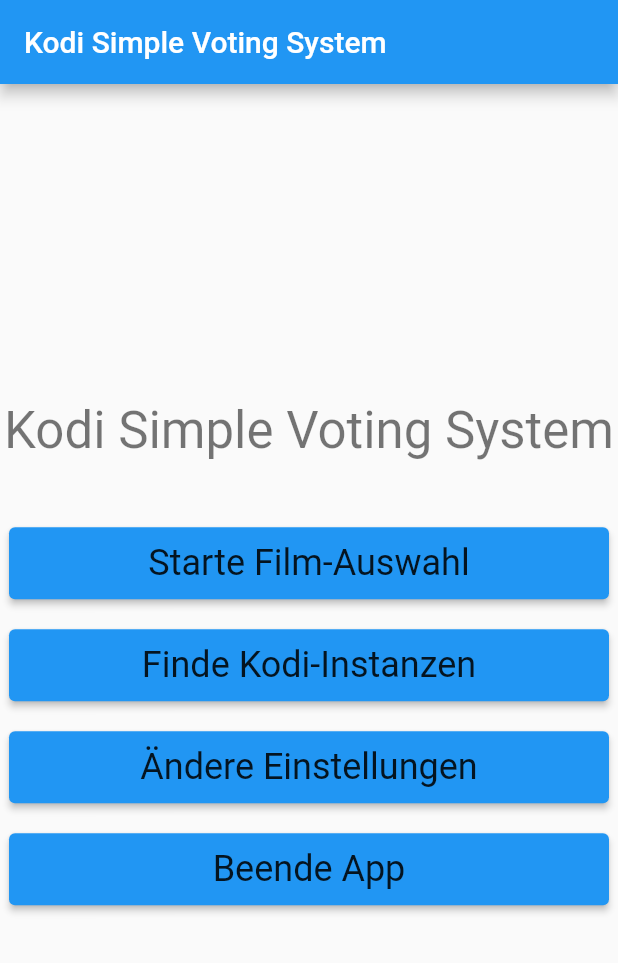
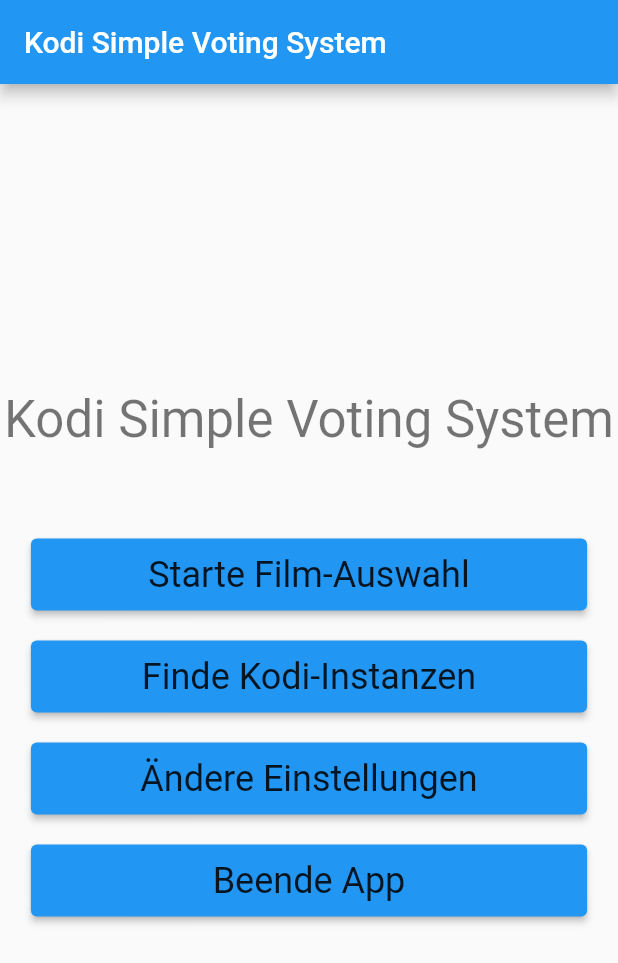
Before and after one commit to prometheus42/ksvs_app, a Flutter app: the screen it shows after launch, on a phone screen of 412 x 824 dp. Shown: the top 963 px of the screen. Run offline on Flutter 3.47's test engine with Material 2 defaults, Android fonts, the phone set to English and light mode, and no system bars; our stand-ins replace flutter_rating_bar, flutter_settings_screens, shared_preferences; missing offline and left inert: bonsoir, simple_gesture_detector, translator.

Commit message:
Adjust main menu.

```diff
--- a/lib/main.dart
+++ b/lib/main.dart
@@ -65,11 +65,12 @@
             //const Image(image: AssetImage('assets/logo.png')),
             Text(
               'Kodi Simple Voting System',
+              textAlign: TextAlign.center,
               style: Theme.of(context).textTheme.headline4,
             ),
-            const SizedBox(height: 35),
-            ConstrainedBox(
-              constraints: const BoxConstraints.tightFor(width: 400),
+            const SizedBox(height: 50),
+            SizedBox(
+              width: MediaQuery.of(context).size.width * 0.9,
               child: Padding(
                 padding: const EdgeInsets.only(top: 10.00, bottom: 10.00),
                 child: ElevatedButton(
@@ -87,8 +88,8 @@
                 ),
               ),
             ),
-            ConstrainedBox(
-              constraints: const BoxConstraints.tightFor(width: 400),
+            SizedBox(
+              width: MediaQuery.of(context).size.width * 0.9,
               child: Padding(
                 padding: const EdgeInsets.only(top: 10.00, bottom: 10.00),
                 child: ElevatedButton(
@@ -116,8 +117,8 @@
                 ),
               ),
             ),
-            ConstrainedBox(
-              constraints: const BoxConstraints.tightFor(width: 400),
+            SizedBox(
+              width: MediaQuery.of(context).size.width * 0.9,
               child: Padding(
                 padding: const EdgeInsets.only(top: 10.00, bottom: 10.00),
                 child: ElevatedButton(
@@ -135,8 +136,9 @@
                 ),
               ),
             ),
-            ConstrainedBox(
-              constraints: const BoxConstraints.tightFor(width: 400),
+
+            SizedBox(
+              width: MediaQuery.of(context).size.width * 0.9,
               child: Padding(
                 padding: const EdgeInsets.only(top: 10.00, bottom: 10.00),
                 child: ElevatedButton(
```
